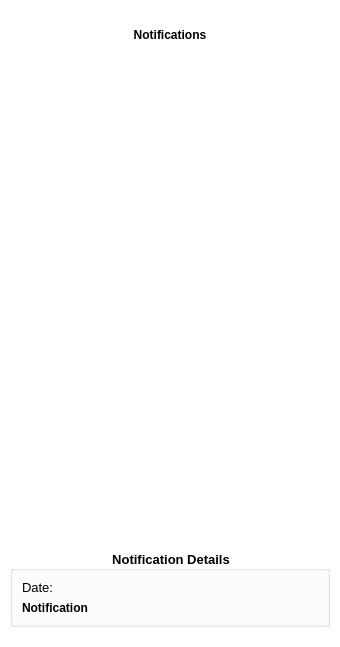
The window that ThresHoDLApp/notificationsandsettingsview.ui (isaidnocookies/Threshodl-Wallet) describes before a commit, drawn with Qt 5.
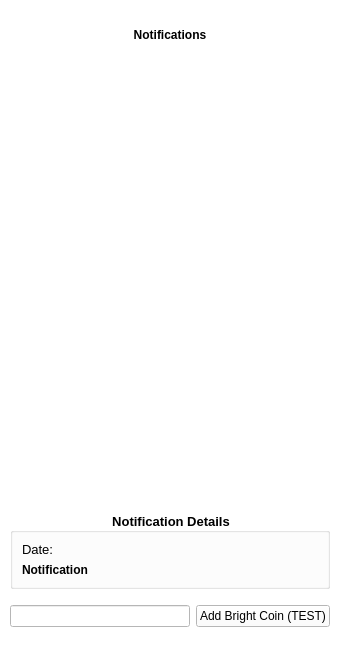
The same window after the commit. Icons and pictures are not drawn.

```diff
--- a/ThresHoDLApp/notificationsandsettingsview.ui
+++ b/ThresHoDLApp/notificationsandsettingsview.ui
@@ -249,6 +249,23 @@
        </layout>
       </widget>
      </item>
+     <item>
+      <layout class="QHBoxLayout" name="horizontalLayout_2">
+       <property name="topMargin">
+        <number>10</number>
+       </property>
+       <item>
+        <widget class="QLineEdit" name="amountLineEdit"/>
+       </item>
+       <item>
+        <widget class="QPushButton" name="addPushButton">
+         <property name="text">
+          <string>Add Bright Coin (TEST)</string>
+         </property>
+        </widget>
+       </item>
+      </layout>
+     </item>
      <item>
       <spacer name="verticalSpacer">
        <property name="orientation">
```
